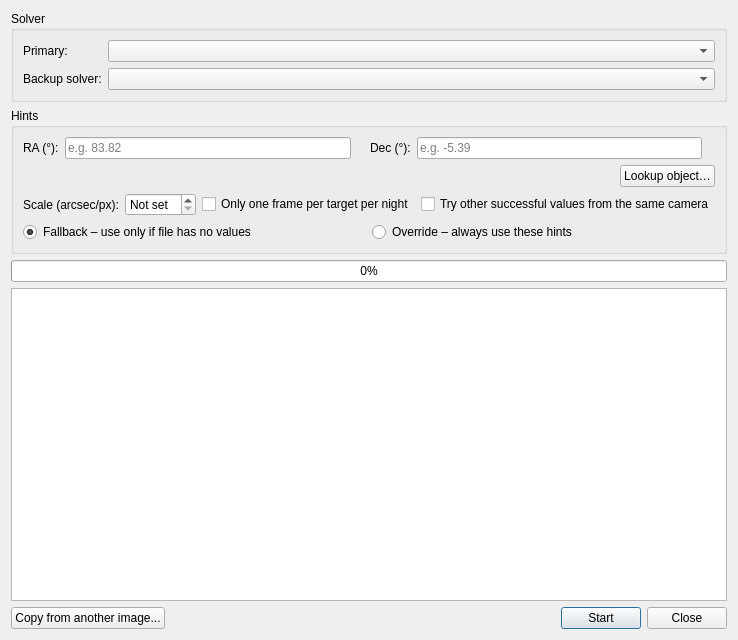
bcolyn/PhotonFinder, file photonfinder/ui/PlateSolveDialog.ui: the form before one commit.
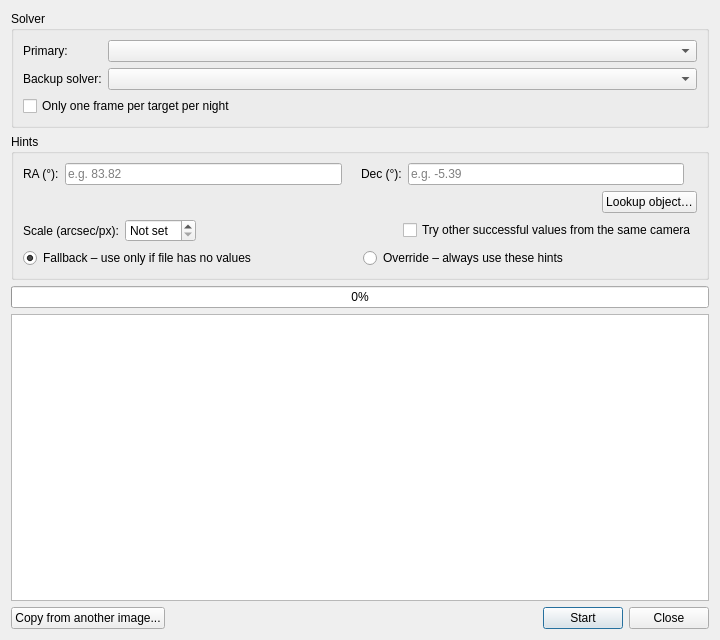
The form after the commit.

Commit message: Plate Solve dialog: the one-frame-per-group checkbox sits under the solver choices, and in that mode the title and log count groups ('solving 2 of 2 groups', 'one frame each') instead of files

```diff
--- a/photonfinder/ui/PlateSolveDialog.ui
+++ b/photonfinder/ui/PlateSolveDialog.ui
@@ -40,6 +40,16 @@
       <item row="1" column="1">
        <widget class="QComboBox" name="backup_solver_combo"/>
       </item>
+      <item row="2" column="0" colspan="2">
+       <widget class="QCheckBox" name="one_per_group_check">
+        <property name="toolTip">
+         <string>Solve only the earliest unsolved frame of each target per night (and image type, folder, filter and exposure); groups with a solved frame are skipped, and Retry Failed tries the next frame of a failed group. The other frames stay unsolved; the catalog report counts them by the solved one</string>
+        </property>
+        <property name="text">
+         <string>Only one frame per target per night</string>
+        </property>
+       </widget>
+      </item>
      </layout>
     </widget>
    </item>
@@ -169,16 +179,6 @@
           </property>
          </spacer>
         </item>
-        <item>
-         <widget class="QCheckBox" name="one_per_group_check">
-          <property name="toolTip">
-           <string>Solve only the earliest unsolved frame of each target per night (and image type, folder, filter and exposure); groups with a solved frame are skipped, and Retry Failed tries the next frame of a failed group. The other frames stay unsolved; the catalog report counts them by the solved one</string>
-          </property>
-          <property name="text">
-           <string>Only one frame per target per night</string>
-          </property>
-         </widget>
-        </item>
         <item>
          <widget class="QCheckBox" name="use_camera_scales_check">
           <property name="toolTip">
```
The commit also changes 3 other files.
